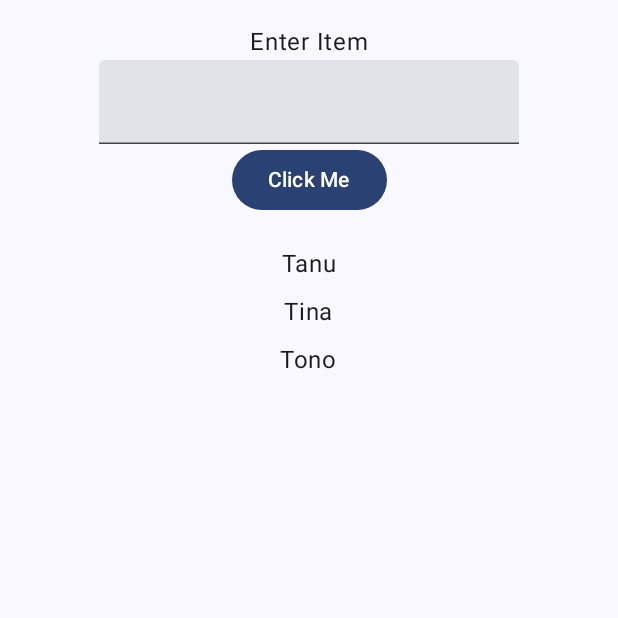
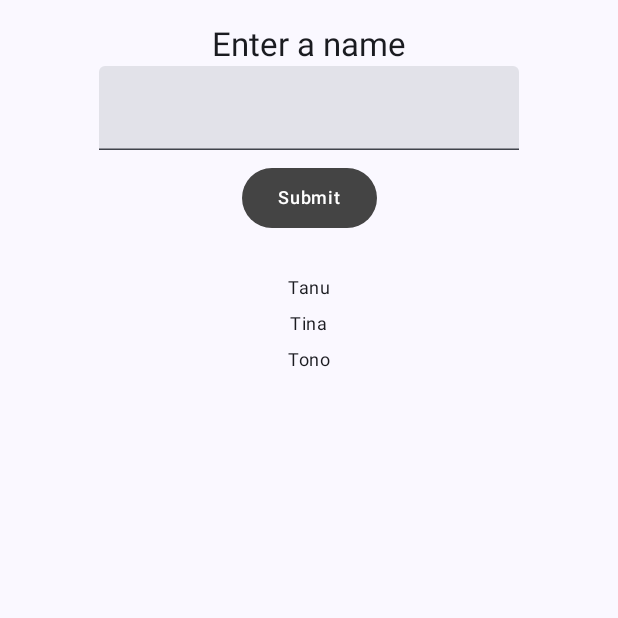
Before and after one commit to hexselarchieles/LAB_WEEK_09., an Android app built with Jetpack Compose: the screen it shows after launch (MainActivity), on a phone screen of 412 x 824 dp, the top half of it. Run offline under Robolectric (Android 15) with nearby library versions, the phone set to English and light mode, and no system bars.

Commit message:
Commit No. 3 – UI Element and Theme

```diff
--- a/app/src/main/java/com/example/lab_week_09/MainActivity.kt
+++ b/app/src/main/java/com/example/lab_week_09/MainActivity.kt
@@ -17,6 +17,10 @@ import androidx.compose.ui.text.input.KeyboardType
 import androidx.compose.ui.tooling.preview.Preview
 import androidx.compose.ui.unit.dp
 import com.example.lab_week_09.ui.theme.LAB_WEEK_09Theme
+import com.example.lab_week_09.ui.theme.OnBackgroundTitleText
+import com.example.lab_week_09.ui.theme.PrimaryTextButton
+import com.example.lab_week_09.ui.theme.OnBackgroundItemText
+
 
 class MainActivity : ComponentActivity() {
     override fun onCreate(savedInstanceState: Bundle?) {
@@ -87,8 +91,10 @@ fun HomeContent(
                     .fillMaxSize(),
                 horizontalAlignment = Alignment.CenterHorizontally
             ) {
-                Text(text = "Enter Item")
+                // 🧩 Use themed title text
+                OnBackgroundTitleText(text = stringResource(id = R.string.enter_item))
 
+                // 🧩 Text field for user input
                 TextField(
                     value = inputField.name,
                     onValueChange = { onInputValueChange(it) },
@@ -97,13 +103,16 @@ fun HomeContent(
                     )
                 )
 
-                Button(onClick = onButtonClick) {
-                    Text(text = "Click Me")
+                // 🧩 Themed button
+                PrimaryTextButton(
+                    text = stringResource(id = R.string.button_click)
+                ) {
+                    onButtonClick()
                 }
             }
         }
 
-        // RecyclerView equivalent
+        // 🧩 Display list items
         items(listData) { item ->
             Column(
                 modifier = Modifier
@@ -111,7 +120,7 @@ fun HomeContent(
                     .fillMaxSize(),
                 horizontalAlignment = Alignment.CenterHorizontally
             ) {
-                Text(text = item.name)
+                OnBackgroundItemText(text = item.name)
             }
         }
     }
--- /dev/null
+++ b/app/src/main/java/com/example/lab_week_09/ui/theme/Elements.kt
@@ -0,0 +1,53 @@
+package com.example.lab_week_09.ui.theme
+
+import androidx.compose.foundation.layout.padding
+import androidx.compose.material3.*
+import androidx.compose.runtime.Composable
+import androidx.compose.ui.Modifier
+import androidx.compose.ui.graphics.Color
+import androidx.compose.ui.unit.dp
+
+// 🧩 UI Element for displaying a title
+@Composable
+fun OnBackgroundTitleText(text: String) {
+    TitleText(text = text, color = MaterialTheme.colorScheme.onBackground)
+}
+
+// Uses the titleLarge typography style
+@Composable
+fun TitleText(text: String, color: Color) {
+    Text(text = text, style = MaterialTheme.typography.titleLarge, color = color)
+}
+
+// 🧩 UI Element for displaying an item in list
+@Composable
+fun OnBackgroundItemText(text: String) {
+    ItemText(text = text, color = MaterialTheme.colorScheme.onBackground)
+}
+
+// Uses the bodySmall typography style
+@Composable
+fun ItemText(text: String, color: Color) {
+    Text(text = text, style = MaterialTheme.typography.bodySmall, color = color)
+}
+
+// 🧩 UI Element for displaying a button
+@Composable
+fun PrimaryTextButton(text: String, onClick: () -> Unit) {
+    TextButton(text = text, textColor = Color.White, onClick = onClick)
+}
+
+// Button with DarkGray background and labelMedium typography
+@Composable
+fun TextButton(text: String, textColor: Color, onClick: () -> Unit) {
+    Button(
+        onClick = onClick,
+        modifier = Modifier.padding(8.dp),
+        colors = ButtonDefaults.buttonColors(
+            containerColor = Color.DarkGray,
+            contentColor = textColor
+        )
+    ) {
+        Text(text = text, style = MaterialTheme.typography.labelMedium)
+    }
+}
```
